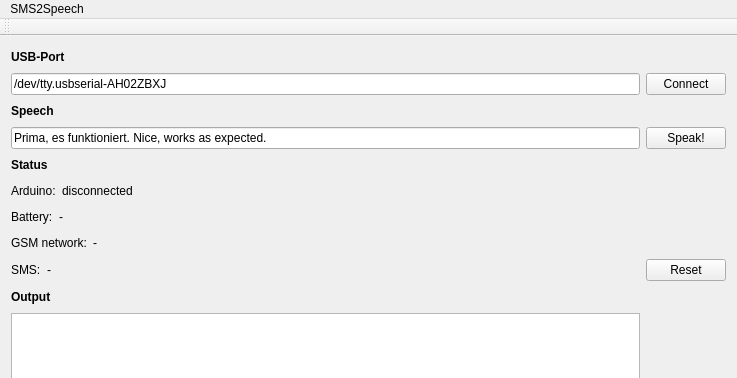
Qt form SMS2Speech/mainwindow.ui (markusk/SMS2Speech) before a commit; both pictures show x 0 to 737 and y 0 to 378 of the 737 by 860 pixel window.
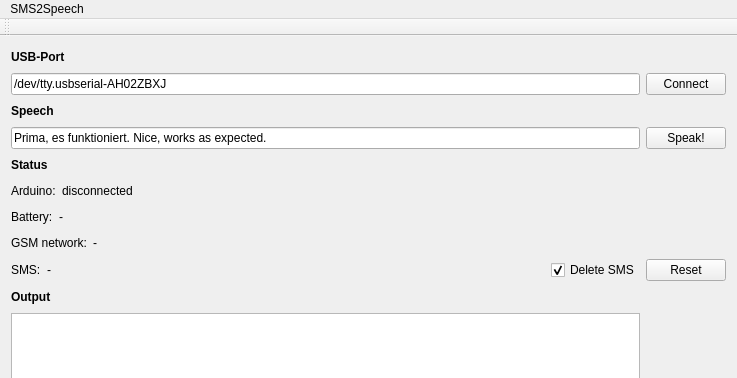
The same form after that commit.

Commit message: Added Signal for SMS deletion to code and checkbox to GUI. Works fine.

Diff of the .ui file:
```diff
--- a/SMS2Speech/mainwindow.ui
+++ b/SMS2Speech/mainwindow.ui
@@ -125,7 +125,7 @@
       </item>
      </layout>
     </item>
-    <item row="2" column="0">
+    <item row="3" column="0">
      <layout class="QGridLayout" name="gridLayout">
       <item row="0" column="0">
        <layout class="QHBoxLayout" name="horizontalLayout_13">
@@ -279,6 +279,19 @@
           </property>
          </spacer>
         </item>
+        <item>
+         <widget class="QCheckBox" name="checkBoxDeleteSMS">
+          <property name="toolTip">
+           <string>Delete SMS after it was spoken.</string>
+          </property>
+          <property name="text">
+           <string>Delete SMS</string>
+          </property>
+          <property name="checked">
+           <bool>true</bool>
+          </property>
+         </widget>
+        </item>
         <item>
          <widget class="QPushButton" name="pushButtonReset">
           <property name="text">
@@ -290,7 +303,7 @@
       </item>
      </layout>
     </item>
-    <item row="3" column="0">
+    <item row="5" column="0">
      <layout class="QGridLayout" name="gridLayout_2">
       <item row="0" column="0">
        <layout class="QHBoxLayout" name="horizontalLayout_3">
```
The commit also changes 2 other files.
